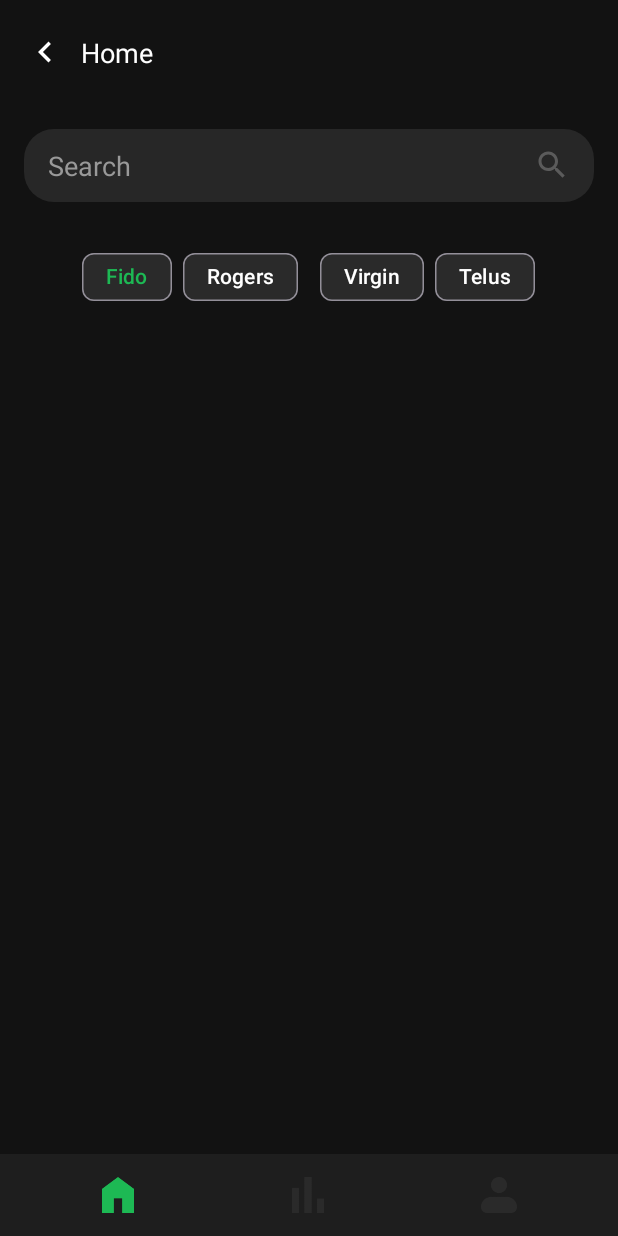
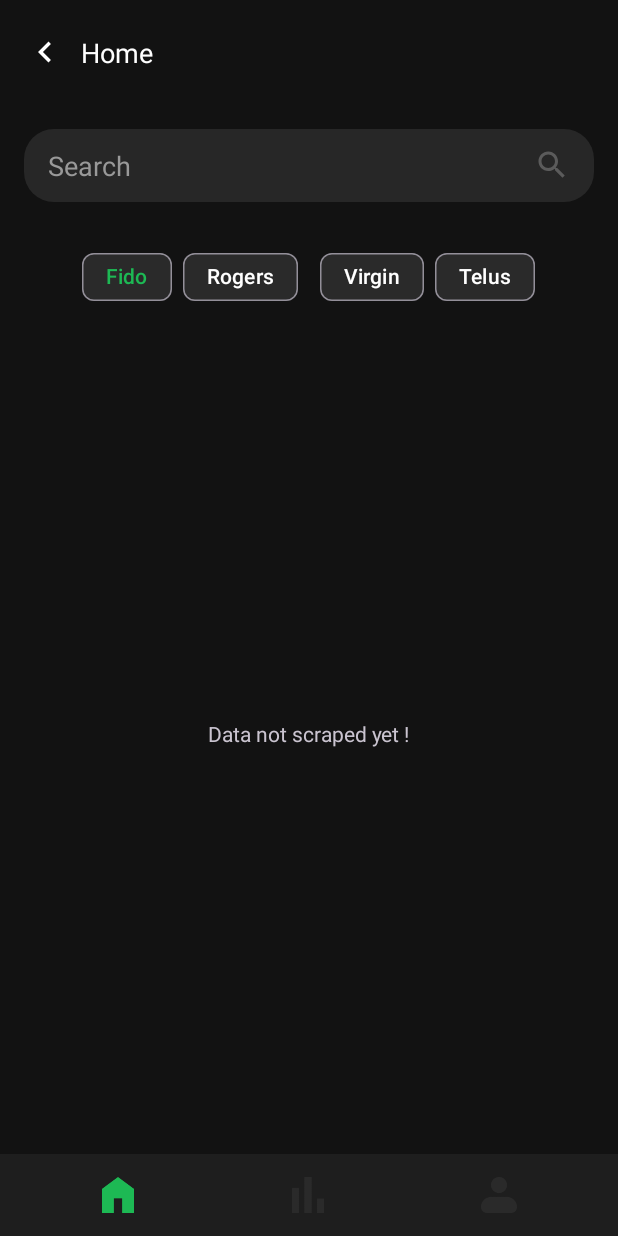
Before and after one commit to yash-a11y/PickAPlan, an Android app: the fragment frequencyCount placed in its activity, after a tap on "Fido", on a phone screen of 412 x 824 dp. Run offline under Robolectric (Android 15) with nearby library versions, the phone set to English and light mode, and no system bars.

Commit message:
stable_v1.0

```diff
--- a/app/src/main/java/com/example/pickaplan/API/ApiService.java
+++ b/app/src/main/java/com/example/pickaplan/API/ApiService.java
@@ -25,4 +25,7 @@ public interface ApiService {
 
     @GET("telusplans")
     Call<List<planData>> getTelusPlan();
+
+    @GET("koodoplans")
+    Call<List<planData>> getKoodoPlan();
 }
--- a/app/src/main/java/com/example/pickaplan/HomeActivity.java
+++ b/app/src/main/java/com/example/pickaplan/HomeActivity.java
@@ -166,6 +166,9 @@ public class HomeActivity extends AppCompatActivity {
         );
         photouri.add(
                 R.drawable.koodo
+        );
+        photouri.add(
+                R.drawable.virgin
         );
 
 
--- a/app/src/main/java/com/example/pickaplan/adapter/plansAdapter.java
+++ b/app/src/main/java/com/example/pickaplan/adapter/plansAdapter.java
@@ -57,6 +57,10 @@ public  class plansAdapter extends  RecyclerView.Adapter<myViewholder>{
             case 3: {
                 holder.brandImg.setImageResource(R.drawable.koodo);
             }
+            break;
+            case 4:{
+                holder.brandImg.setImageResource(R.drawable.virgin);
+            }
         }
 
         holder.planName.setText(plan.getPlanName());
--- a/app/src/main/java/com/example/pickaplan/fragments/BrandActivity.java
+++ b/app/src/main/java/com/example/pickaplan/fragments/BrandActivity.java
@@ -39,6 +39,9 @@ public class BrandActivity extends Fragment {
         photouri.add(
                 R.drawable.koodo
         );
+        photouri.add(
+                R.drawable.virgin
+        );
 
 
 
--- a/app/src/main/java/com/example/pickaplan/fragments/frequencyCount.java
+++ b/app/src/main/java/com/example/pickaplan/fragments/frequencyCount.java
@@ -6,6 +6,7 @@ import android.view.View;
 import android.view.ViewGroup;
 import android.view.inputmethod.EditorInfo;
 
+import androidx.core.content.ContextCompat;
 import androidx.fragment.app.Fragment;
 import androidx.recyclerview.widget.LinearLayoutManager;
 
@@ -22,40 +23,68 @@ public class frequencyCount extends Fragment {
         View view = layoutInflater.inflate(R.layout.frequncycount, views, false);
 
         frefido = view.findViewById(R.id.chip_fido);
+        freRogers = view.findViewById(R.id.chip_rogers);
+        freTellus = view.findViewById(R.id.chip_tellus);
+        freVirgin = view.findViewById(R.id.chip_virgin);
+
 
         frefido.setOnClickListener(new View.OnClickListener() {
             @Override
             public void onClick(View view) {
+
+                frefido.setTextColor(ContextCompat.getColor(view.getContext(), R.color.primaryAccent));
+                freRogers.setTextColor(ContextCompat.getColor(view.getContext(), R.color.white));
+                freTellus.setTextColor(ContextCompat.getColor(view.getContext(), R.color.white));
+                freVirgin.setTextColor(ContextCompat.getColor(view.getContext(), R.color.white));
+
                 String fileName="fido.csv";
                 loadFragment(new operatorfrecount(fileName));
             }
         });
 
-        freRogers = view.findViewById(R.id.chip_rogers);
+
 
         freRogers.setOnClickListener(new View.OnClickListener() {
             @Override
             public void onClick(View view) {
+
+                frefido.setTextColor(ContextCompat.getColor(view.getContext(), R.color.white));
+                freRogers.setTextColor(ContextCompat.getColor(view.getContext(), R.color.primaryAccent));
+                freTellus.setTextColor(ContextCompat.getColor(view.getContext(), R.color.white));
+                freVirgin.setTextColor(ContextCompat.getColor(view.getContext(), R.color.white));
+
                 String fileName="rogers.csv";
                 loadFragment(new operatorfrecount(fileName));
             }
         });
 
-        freTellus = view.findViewById(R.id.chip_tellus);
+
 
         freTellus.setOnClickListener(new View.OnClickListener() {
             @Override
             public void onClick(View view) {
+
+                frefido.setTextColor(ContextCompat.getColor(view.getContext(), R.color.white));
+                freRogers.setTextColor(ContextCompat.getColor(view.getContext(), R.color.white));
+                freTellus.setTextColor(ContextCompat.getColor(view.getContext(), R.color.primaryAccent));
+                freVirgin.setTextColor(ContextCompat.getColor(view.getContext(), R.color.white));
+
                 String fileName="telus.csv";
                 loadFragment(new operatorfrecount(fileName));
             }
         });
 
-        freVirgin = view.findViewById(R.id.chip_virgin);
+
 
         freVirgin.setOnClickListener(new View.OnClickListener() {
             @Override
             public void onClick(View view) {
+
+                frefido.setTextColor(ContextCompat.getColor(view.getContext(), R.color.white));
+                freRogers.setTextColor(ContextCompat.getColor(view.getContext(), R.color.white));
+                freTellus.setTextColor(ContextCompat.getColor(view.getContext(), R.color.white));
+                freVirgin.setTextColor(ContextCompat.getColor(view.getContext(), R.color.primaryAccent));
+
                 String fileName="virgin.csv";
                 loadFragment(new operatorfrecount(fileName));
             }
--- a/app/src/main/java/com/example/pickaplan/fragments/operatorfrecount.java
+++ b/app/src/main/java/com/example/pickaplan/fragments/operatorfrecount.java
@@ -4,6 +4,7 @@ import android.os.Bundle;
 import android.view.LayoutInflater;
 import android.view.View;
 import android.view.ViewGroup;
+import android.widget.LinearLayout;
 
 import androidx.annotation.Nullable;
 import androidx.fragment.app.Fragment;
@@ -28,6 +29,7 @@ public class operatorfrecount extends Fragment {
 
     private  String file;
 
+    private LinearLayout noData;
     public operatorfrecount(String file){
         this.file=file;
 
@@ -44,6 +46,7 @@ public class operatorfrecount extends Fragment {
         // Initialize RecyclerView
         recyclerView = view.findViewById(R.id.rv_fredata);
         recyclerView.setLayoutManager(new LinearLayoutManager(getContext()));
+        noData = view.findViewById(R.id.noScraped);
 
         WordFrequencyCounter counter = new WordFrequencyCounter();
         counter.parseFile(this.getContext(), file);
@@ -53,9 +56,18 @@ public class operatorfrecount extends Fragment {
 //        adapter = new WordFrequencyAdapter(sortedWords);
 //        recyclerView.setAdapter(adapter);
 
+
         List<Map.Entry<String, Integer>> sortedWords = counter.getSortedWordFrequencies();
-        WordFrequencyAdapter adapter = new WordFrequencyAdapter(sortedWords);
-        recyclerView.setAdapter(adapter);
+        if (sortedWords.isEmpty()){
+            noData.setVisibility(View.VISIBLE);
+            recyclerView.setVisibility(View.GONE);
+        }
+        else {
+            recyclerView.setVisibility(View.VISIBLE);
+            noData.setVisibility(View.GONE);
+            WordFrequencyAdapter adapter = new WordFrequencyAdapter(sortedWords);
+            recyclerView.setAdapter(adapter);
+        }
 
         return view;
     }
--- a/app/src/main/res/layout/analytics_activity.xml
+++ b/app/src/main/res/layout/analytics_activity.xml
@@ -40,7 +40,7 @@
             android:layout_width="wrap_content"
             android:layout_height="wrap_content"
             android:text="Frequency Count"
-            android:textColor="@color/primaryAccent"
+            android:textColor="@color/white"
             app:chipBackgroundColor="@color/cardcolor2" />
 
         <com.google.android.material.chip.Chip
--- a/app/src/main/res/layout/item_frequency.xml
+++ b/app/src/main/res/layout/item_frequency.xml
@@ -1,7 +1,8 @@
 <?xml version="1.0" encoding="utf-8"?>
 <LinearLayout xmlns:android="http://schemas.android.com/apk/res/android"
     android:layout_width="match_parent"
-    android:layout_height="wrap_content">
+    android:layout_height="wrap_content"
+    android:background="@drawable/suggestion_item">
 
 
     <TextView
--- a/app/src/main/res/layout/operatorfrequencycount.xml
+++ b/app/src/main/res/layout/operatorfrequencycount.xml
@@ -4,6 +4,19 @@
     android:layout_height="match_parent"
     android:orientation="vertical">
 
+    <LinearLayout
+        android:id="@+id/noScraped"
+        android:layout_width="match_parent"
+        android:layout_height="match_parent"
+        android:gravity="center"
+        android:layout_gravity="center"
+        android:visibility="gone">
+        <TextView
+            android:layout_width="wrap_content"
+            android:layout_height="wrap_content"
+            android:text="Data not scraped yet !"
+            />
+    </LinearLayout>
     <androidx.recyclerview.widget.RecyclerView
         android:id="@+id/rv_fredata"
         android:layout_margin="10dp"
--- a/app/src/main/res/xml/network_security_config.xml
+++ b/app/src/main/res/xml/network_security_config.xml
@@ -1,6 +1,4 @@
 <?xml version ="1.0" encoding ="utf-8"?><!--  Learn More about how to use App Actions: https://developer.android.com/guide/actions/index.html -->
 <network-security-config>
-    <domain-config cleartextTrafficPermitted="true">
-        <domain includeSubdomains="true">10.0.2.2</domain>
-    </domain-config>
+    <base-config cleartextTrafficPermitted="true" />
 </network-security-config>
```
Also changed, not shown: app/src/main/java/com/example/pickaplan/Plans.java (+42 -4 lines), app/src/main/java/com/example/pickaplan/features/spellCheck/SpellChecker.java (+8 -3 lines), app/src/main/java/com/example/pickaplan/fragments/analyticsFragment.java (+27 -3 lines), app/src/main/java/com/example/pickaplan/fragments/invertedIndex.java (+20 -2 lines), app/src/main/res/layout/inverted_indexing.xml (+17 -0 lines), app/src/main/res/drawable/virgin.png (added).
